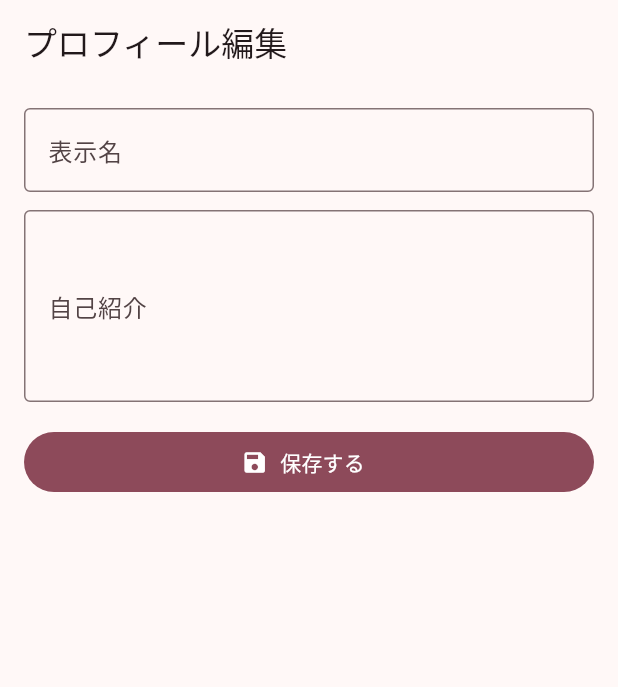
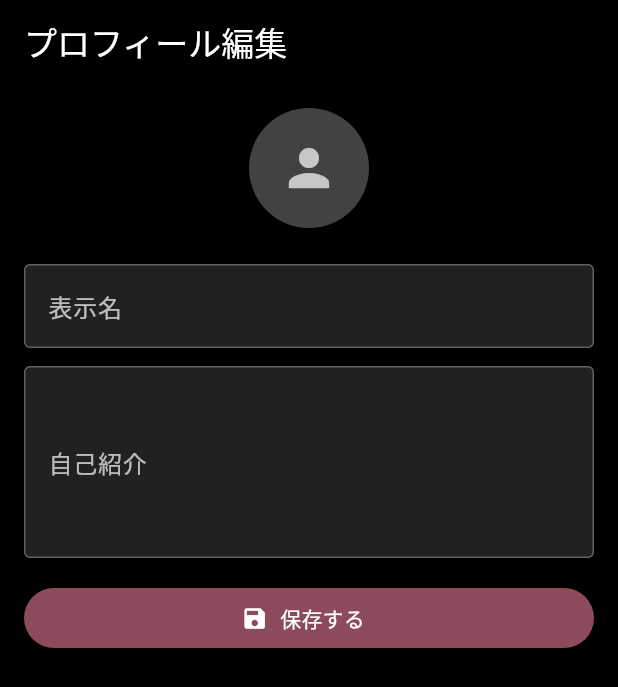
Before and after one commit to takuya42/fanclub_app, a Flutter app: the ProfileEditPage screen opened by its route, on a phone screen of 412 x 824 dp. Shown: the top 687 px of the screen. Run offline on Flutter 3.47's test engine with Material 3 defaults, Android fonts, the phone set to English and light mode, and no system bars; our stand-ins replace convex_bottom_bar, firebase_auth, firebase_core, flutter_hooks, flutter_riverpod, go_router and 5 more; missing offline and left inert: kf_drawer; accounts and stored records are empty.

Commit message:
プロフィール編集ページを改善（UI調整）

```diff
--- a/lib/pages/profile_edit_page.dart
+++ b/lib/pages/profile_edit_page.dart
@@ -9,7 +9,7 @@ class ProfileEditPage extends StatefulWidget {
 
 class _ProfileEditPageState extends State<ProfileEditPage> {
   final _nameController = TextEditingController();
-  final _bioController  = TextEditingController();
+  final _bioController = TextEditingController();
   bool _saving = false;
 
   @override
@@ -30,33 +30,62 @@ class _ProfileEditPageState extends State<ProfileEditPage> {
     Navigator.pop(context);
   }
 
+  InputDecoration _inputDecoration(String label) {
+    return InputDecoration(
+      labelText: label,
+      filled: true,
+      fillColor: Colors.grey[900],
+      labelStyle: const TextStyle(color: Colors.white70),
+      border: OutlineInputBorder(
+        borderSide: BorderSide(color: Colors.grey.shade700),
+      ),
+      enabledBorder: OutlineInputBorder(
+        borderSide: BorderSide(color: Colors.grey.shade700),
+      ),
+      focusedBorder: const OutlineInputBorder(
+        borderSide: BorderSide(color: Colors.white),
+      ),
+    );
+  }
+
   @override
   Widget build(BuildContext context) {
     return Scaffold(
-      appBar: AppBar(title: const Text('プロフィール編集')),
-
-      body: Padding(
+      backgroundColor: Colors.black,
+      appBar: AppBar(
+        title: const Text('プロフィール編集'),
+        backgroundColor: Colors.black,
+        foregroundColor: Colors.white,
+      ),
+      body: SafeArea(
+        child: SingleChildScrollView(
           padding: const EdgeInsets.all(16),
           child: Column(
             children: [
+              // 将来プロフィール画像を追加したい場合の例
+              CircleAvatar(
+                radius: 40,
+                backgroundColor: Colors.grey[800],
+                child: const Icon(Icons.person, size: 40, color: Colors.white70),
+              ),
+              const SizedBox(height: 24),
+
               TextField(
                 controller: _nameController,
+                style: const TextStyle(color: Colors.white),
                 textInputAction: TextInputAction.next,
-              decoration: const InputDecoration(
-                labelText: '表示名',
-                border: OutlineInputBorder(),
-              ),
+                decoration: _inputDecoration('表示名'),
               ),
               const SizedBox(height: 12),
+
               TextField(
                 controller: _bioController,
+                style: const TextStyle(color: Colors.white),
                 maxLines: 4,
-              decoration: const InputDecoration(
-                labelText: '自己紹介',
-                border: OutlineInputBorder(),
-              ),
+                decoration: _inputDecoration('自己紹介'),
               ),
               const SizedBox(height: 16),
+
               SizedBox(
                 width: double.infinity,
                 child: FilledButton.icon(
@@ -73,6 +102,7 @@ class _ProfileEditPageState extends State<ProfileEditPage> {
             ],
           ),
         ),
+      ),
     );
   }
 }
```
Lines whose indentation alone changed are shown as unchanged.
